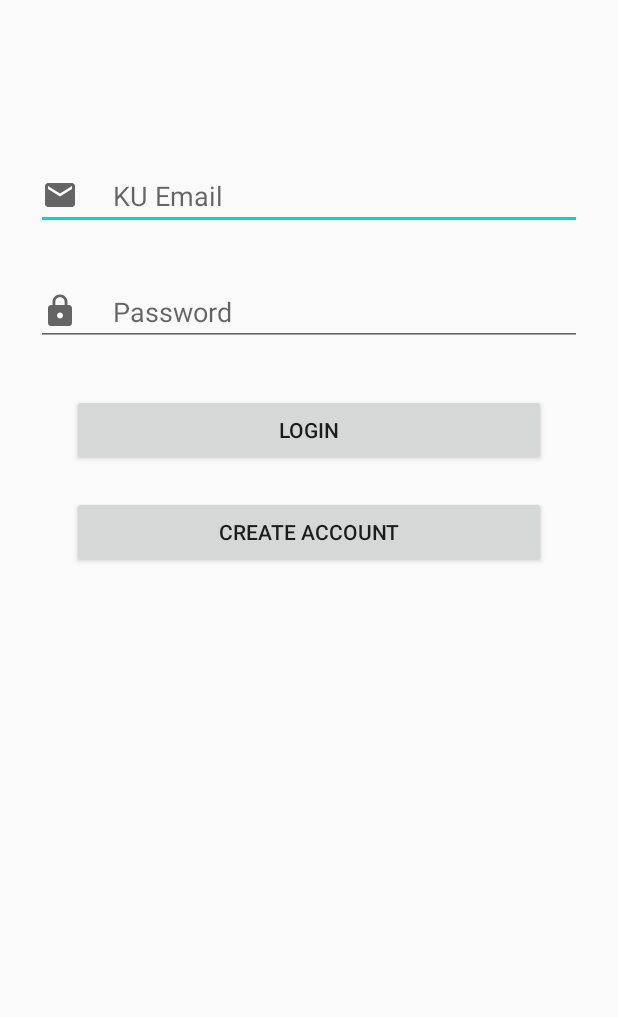
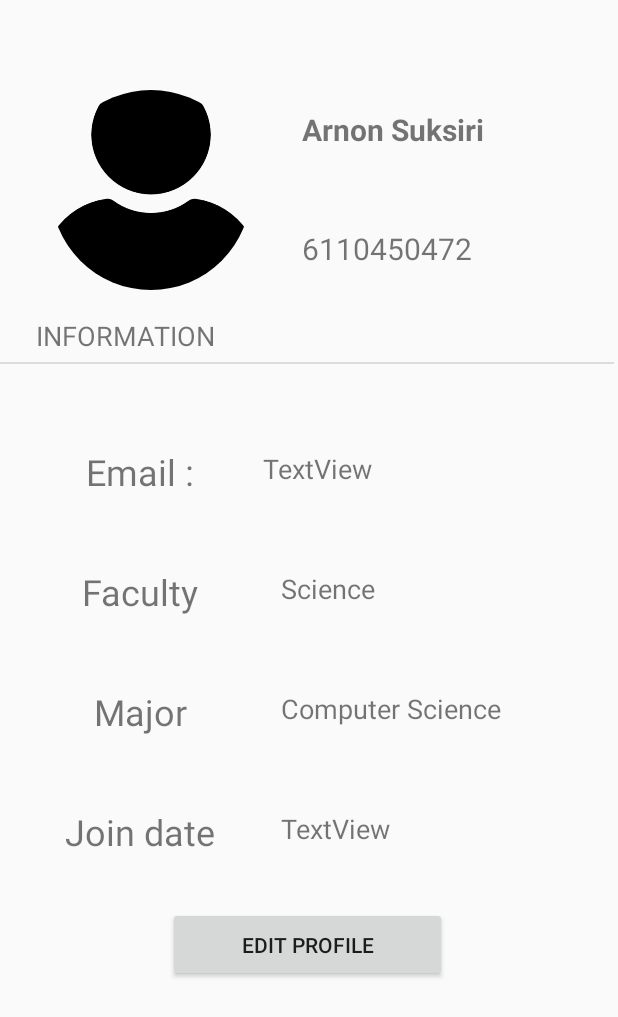
Before and after one commit to onemoretwo/KU_Community, an Android app: the screen it shows after launch once a user with an empty profile is signed in (LoginActivity before the commit, ProfileActivity after it), after a tap on "My Profile", on a phone screen of 412 x 824 dp. Shown: the top 1017 px of the screen. Run offline under Robolectric (Android 15) with nearby library versions, the phone set to English and light mode, and no system bars; our stand-ins replace CircleImageView, Firebase (no records; nobody signed in at launch, a user with empty details on screens opened directly), Picasso; pictures from the network do not load; 1 statement that could not run was skipped; 2 other taps on this screen came first.

Commit message:
Show profile and Sidebar complete

```diff
--- a/app/build.gradle
+++ b/app/build.gradle
@@ -33,7 +33,10 @@ dependencies {
     implementation 'com.google.firebase:firebase-auth'
     implementation 'com.google.firebase:firebase-analytics'
     implementation 'com.google.firebase:firebase-database:19.5.0'
+    implementation 'com.google.firebase:firebase-storage'
     implementation 'com.github.f0ris.sweetalert:library:1.5.6'
+    implementation 'de.hdodenhof:circleimageview:3.1.0'
+    implementation 'com.squareup.picasso:picasso:2.71828'
     testImplementation 'junit:junit:4.12'
     androidTestImplementation 'androidx.test.ext:junit:1.1.2'
     androidTestImplementation 'androidx.test.espresso:espresso-core:3.3.0'
--- a/app/src/main/AndroidManifest.xml
+++ b/app/src/main/AndroidManifest.xml
@@ -1,6 +1,8 @@
 <?xml version="1.0" encoding="utf-8"?>
 <manifest xmlns:android="http://schemas.android.com/apk/res/android"
     package="th.ac.ku.ku_community">
+
+    <uses-permission android:name="android.permission.INTERNET" />
 
     <application
         android:allowBackup="true"
@@ -9,7 +11,9 @@
         android:roundIcon="@mipmap/ic_launcher_round"
         android:supportsRtl="true"
         android:theme="@style/AppTheme">
-        <activity android:name=".Activity.RegisterActivity"></activity>
+        <activity android:name=".Activity.EditProfileActivity"></activity>
+        <activity android:name=".Activity.ProfileActivity" />
+        <activity android:name=".Activity.RegisterActivity" />
         <activity android:name=".Activity.LoginActivity" />
         <activity android:name=".Activity.MainActivity">
             <intent-filter>
--- /dev/null
+++ b/app/src/main/java/th/ac/ku/ku_community/Activity/EditProfileActivity.java
@@ -0,0 +1,16 @@
+package th.ac.ku.ku_community.Activity;
+
+import androidx.appcompat.app.AppCompatActivity;
+
+import android.os.Bundle;
+
+import th.ac.ku.ku_community.R;
+
+public class EditProfileActivity extends AppCompatActivity {
+
+    @Override
+    protected void onCreate(Bundle savedInstanceState) {
+        super.onCreate(savedInstanceState);
+        setContentView(R.layout.activity_edit_profile);
+    }
+}
--- a/app/src/main/java/th/ac/ku/ku_community/Activity/MainActivity.java
+++ b/app/src/main/java/th/ac/ku/ku_community/Activity/MainActivity.java
@@ -20,7 +20,11 @@ import com.google.firebase.database.DatabaseError;
 import com.google.firebase.database.DatabaseReference;
 import com.google.firebase.database.FirebaseDatabase;
 import com.google.firebase.database.ValueEventListener;
+import com.squareup.picasso.Callback;
+import com.squareup.picasso.Picasso;
 
+import de.hdodenhof.circleimageview.CircleImageView;
+import th.ac.ku.ku_community.Activity.Model.User;
 import th.ac.ku.ku_community.R;
 
 
@@ -28,10 +32,13 @@ public class MainActivity extends AppCompatActivity {
 
     FirebaseAuth mAuth;
 
+    DatabaseReference userDB;
+
     private NavigationView navigationView;
     private DrawerLayout drawerLayout;
     private ActionBarDrawerToggle mToggle;
     private Toolbar mToolbar;
+    private CircleImageView navProfileImage;
 
     @Override
     protected void onCreate(Bundle savedInstanceState) {
@@ -40,14 +47,20 @@ public class MainActivity extends AppCompatActivity {
 
         mAuth = FirebaseAuth.getInstance();
 
+        userDB = FirebaseDatabase.getInstance().getReference("users");
+
         mToolbar = findViewById(R.id.nav_action);
+        mToolbar.setTitle("APP FEED");
         setSupportActionBar(mToolbar);
         drawerLayout = findViewById(R.id.drawerLayout);
         mToggle = new ActionBarDrawerToggle(this, drawerLayout, R.string.open, R.string.close);
         drawerLayout.addDrawerListener(mToggle);
         mToggle.syncState();
+        getSupportActionBar().setDisplayHomeAsUpEnabled(true);
         navigationView = findViewById(R.id.navigation_view);
-        getSupportActionBar().setDisplayHomeAsUpEnabled(true);
+
+        View navView = navigationView.inflateHeaderView(R.layout.navigation_header);
+        navProfileImage = navView.findViewById(R.id.navProfileImage);
 
         navigationView.setNavigationItemSelectedListener(new NavigationView.OnNavigationItemSelectedListener() {
             @Override
@@ -69,25 +82,18 @@ public class MainActivity extends AppCompatActivity {
             }
         });
 
-        // Write a message to the database
-        FirebaseDatabase database = FirebaseDatabase.getInstance();
-        DatabaseReference myRef = database.getReference("message");
-
-        myRef.setValue("Hello, Java!");
-        // Read from the database
-        myRef.addValueEventListener(new ValueEventListener() {
+        userDB.child(mAuth.getCurrentUser().getUid()).addValueEventListener(new ValueEventListener() {
             @Override
-            public void onDataChange(DataSnapshot dataSnapshot) {
-                // This method is called once with the initial value and again
-                // whenever data at this location is updated.
-                String value = dataSnapshot.getValue(String.class);
-                Log.d("ii", "Value is: " + value);
+            public void onDataChange(@NonNull DataSnapshot snapshot) {
+                User user = snapshot.getValue(User.class);
+                if (user.getImg() != null){
+                    Picasso.get().load("http://i.imgur.com/DvpvklR.png").placeholder(R.drawable.profile).error(R.drawable.profile).into(navProfileImage);
+                }
             }
 
             @Override
-            public void onCancelled(DatabaseError error) {
-                // Failed to read value
-                Log.w("ii", "Failed to read value.", error.toException());
+            public void onCancelled(@NonNull DatabaseError error) {
+
             }
         });
     }
@@ -124,7 +130,7 @@ public class MainActivity extends AppCompatActivity {
     }
 
     private void goToProfileActivity(){
-        Intent intent = new Intent(MainActivity.this, LoginActivity.class);
+        Intent intent = new Intent(MainActivity.this, ProfileActivity.class);
         startActivity(intent);
     }
 
--- a/app/src/main/java/th/ac/ku/ku_community/Model/Post.java
+++ b/app/src/main/java/th/ac/ku/ku_community/Activity/Model/Comment.java
@@ -1,16 +1,15 @@
-package th.ac.ku.ku_community.Model;
+package th.ac.ku.ku_community.Activity.Model;
 
-public class Post {
+public class Comment {
 //    private String id;
     private String detail;
-    private String img;
     private String created_at;
 
-    public Post(){}
+    public Comment() {
+    }
 
-    public Post(String detail, String img, String created_at) {
+    public Comment(String detail, String created_at) {
         this.detail = detail;
-        this.img = img;
         this.created_at = created_at;
     }
 
@@ -18,10 +17,6 @@ public class Post {
         return detail;
     }
 
-    public String getImg() {
-        return img;
-    }
-
     public String getCreated_at() {
         return created_at;
     }
--- a/app/src/main/java/th/ac/ku/ku_community/Model/Comment.java
+++ b/app/src/main/java/th/ac/ku/ku_community/Activity/Model/Post.java
@@ -1,15 +1,16 @@
-package th.ac.ku.ku_community.Model;
+package th.ac.ku.ku_community.Activity.Model;
 
-public class Comment {
+public class Post {
 //    private String id;
     private String detail;
+    private String img;
     private String created_at;
 
-    public Comment() {
-    }
+    public Post(){}
 
-    public Comment(String detail, String created_at) {
+    public Post(String detail, String img, String created_at) {
         this.detail = detail;
+        this.img = img;
         this.created_at = created_at;
     }
 
@@ -17,6 +18,10 @@ public class Comment {
         return detail;
     }
 
+    public String getImg() {
+        return img;
+    }
+
     public String getCreated_at() {
         return created_at;
     }
--- a/app/src/main/java/th/ac/ku/ku_community/Model/User.java
+++ b/app/src/main/java/th/ac/ku/ku_community/Activity/Model/User.java
@@ -1,10 +1,9 @@
-package th.ac.ku.ku_community.Model;
+package th.ac.ku.ku_community.Activity.Model;
 
 public class User {
     private String id;
     private String name;
     private String email;
-    private String password;
     private String faculty;
     private String major;
     private String img;
@@ -12,11 +11,10 @@ public class User {
 
     public User(){}
 
-    public User(String id, String name, String email, String password, String faculty, String major, String img, String created_at) {
+    public User(String id, String name, String email, String faculty, String major, String img, String created_at) {
         this.id = id;
         this.name = name;
         this.email = email;
-        this.password = password;
         this.faculty = faculty;
         this.major = major;
         this.img = img;
@@ -35,10 +33,6 @@ public class User {
         return email;
     }
 
-    public String getPassword() {
-        return password;
-    }
-
     public String getFaculty() {
         return faculty;
     }
--- /dev/null
+++ b/app/src/main/java/th/ac/ku/ku_community/Activity/ProfileActivity.java
@@ -0,0 +1,88 @@
+package th.ac.ku.ku_community.Activity;
+
+import androidx.annotation.NonNull;
+import androidx.appcompat.app.AppCompatActivity;
+
+import android.content.Intent;
+import android.os.Bundle;
+import android.util.Log;
+import android.view.View;
+import android.widget.TextView;
+
+import com.google.firebase.auth.FirebaseAuth;
+import com.google.firebase.database.DataSnapshot;
+import com.google.firebase.database.DatabaseError;
+import com.google.firebase.database.DatabaseReference;
+import com.google.firebase.database.FirebaseDatabase;
+import com.google.firebase.database.ValueEventListener;
+import com.squareup.picasso.Picasso;
+
+import java.text.ParseException;
+import java.text.SimpleDateFormat;
+import java.util.Calendar;
+import java.util.Date;
+
+import de.hdodenhof.circleimageview.CircleImageView;
+import th.ac.ku.ku_community.Activity.Model.User;
+import th.ac.ku.ku_community.R;
+
+public class ProfileActivity extends AppCompatActivity {
+
+    FirebaseAuth mAuth;
+
+    DatabaseReference userDB;
+
+    private CircleImageView profileImage;
+    private TextView profileName, profileId, profileEmail, profileFaculty, profileMajor, profileCreatedAt;
+
+    @Override
+    protected void onCreate(Bundle savedInstanceState) {
+        super.onCreate(savedInstanceState);
+        setContentView(R.layout.activity_profile);
+
+        mAuth = FirebaseAuth.getInstance();
+        userDB = FirebaseDatabase.getInstance().getReference("users");
+
+        profileImage = findViewById(R.id.profileImage);
+        profileName = findViewById(R.id.profileName);
+        profileId = findViewById(R.id.profileId);
+        profileEmail = findViewById(R.id.profileEmail);
+        profileFaculty = findViewById(R.id.profileFaculty);
+        profileMajor = findViewById(R.id.profileMajor);
+        profileCreatedAt = findViewById(R.id.profileCreatedAt);
+
+        userDB.child(mAuth.getCurrentUser().getUid()).addValueEventListener(new ValueEventListener() {
+            @Override
+            public void onDataChange(@NonNull DataSnapshot snapshot) {
+                User user = snapshot.getValue(User.class);
+                if (user != null){
+                    if (user.getImg() != null){
+                        Picasso.get().load("http://i.imgur.com/DvpvklR.png").placeholder(R.drawable.profile).error(R.drawable.profile).into(profileImage);
+                    }
+                    if (user.getName() == null){
+                        profileName.setText("?");
+                    }
+                    profileId.setText(user.getId());
+                    profileEmail.setText(user.getEmail());
+                    if (user.getFaculty() == null){
+                        profileFaculty.setText("-");
+                    }
+                    if (user.getMajor() == null){
+                        profileMajor.setText("-");
+                    }
+//                    profileCreatedAt.setText();
+                }
+            }
+
+            @Override
+            public void onCancelled(@NonNull DatabaseError error) {
+
+            }
+        });
+    }
+
+    public void handleEditProfileBtn(View view){
+        Intent intent = new Intent(ProfileActivity.this, EditProfileActivity.class);
+        startActivity(intent);
+    }
+}
--- a/app/src/main/java/th/ac/ku/ku_community/Activity/RegisterActivity.java
+++ b/app/src/main/java/th/ac/ku/ku_community/Activity/RegisterActivity.java
@@ -14,14 +14,20 @@ import com.google.android.gms.tasks.OnCompleteListener;
 import com.google.android.gms.tasks.Task;
 import com.google.firebase.auth.AuthResult;
 import com.google.firebase.auth.FirebaseAuth;
-import com.google.firebase.auth.FirebaseUser;
+import com.google.firebase.database.DatabaseReference;
+import com.google.firebase.database.FirebaseDatabase;
+
+import java.util.Calendar;
 
 import cn.pedant.SweetAlert.SweetAlertDialog;
+import th.ac.ku.ku_community.Activity.Model.User;
 import th.ac.ku.ku_community.R;
 
 public class RegisterActivity extends AppCompatActivity {
 
     private FirebaseAuth mAuth;
+
+    private DatabaseReference userDB;
 
     private EditText registerEmailField, registerIdField, registerPasswordField, registerConfirmPasswordField;
 
@@ -32,6 +38,8 @@ public class RegisterActivity extends AppCompatActivity {
 
         mAuth = FirebaseAuth.getInstance();
 
+        userDB = FirebaseDatabase.getInstance().getReference("users");
+
         registerEmailField = findViewById(R.id.registerEmailField);
         registerIdField = findViewById(R.id.registerIdField);
         registerPasswordField = findViewById(R.id.registerPasswordField);
@@ -40,8 +48,8 @@ public class RegisterActivity extends AppCompatActivity {
 
     public void handleRegisterSubmitBtn(View view) {
 
-        String email = registerEmailField.getText().toString().trim();
-        String id = registerIdField.getText().toString().trim();
+        final String email = registerEmailField.getText().toString().trim();
+        final String id = registerIdField.getText().toString().trim();
         String password = registerPasswordField.getText().toString().trim();
         String confirmPassword = registerConfirmPasswordField.getText().toString().trim();
 
@@ -65,6 +73,9 @@ public class RegisterActivity extends AppCompatActivity {
                     public void onComplete(@NonNull Task<AuthResult> task) {
                         if (task.isSuccessful()) {
                             // Sign in success, update UI with the signed-in user's information
+                            User registeredUser = new User(id, null, email, null, null, null, Calendar.getInstance().getTime().toString());
+
+                            userDB.child(mAuth.getCurrentUser().getUid()).setValue(registeredUser);
                             // go to home
                             pDialog.dismiss();
                             goToHome();
--- /dev/null
+++ b/app/src/main/res/layout/activity_edit_profile.xml
@@ -0,0 +1,9 @@
+<?xml version="1.0" encoding="utf-8"?>
+<androidx.constraintlayout.widget.ConstraintLayout xmlns:android="http://schemas.android.com/apk/res/android"
+    xmlns:app="http://schemas.android.com/apk/res-auto"
+    xmlns:tools="http://schemas.android.com/tools"
+    android:layout_width="match_parent"
+    android:layout_height="match_parent"
+    tools:context=".Activity.EditProfileActivity">
+
+</androidx.constraintlayout.widget.ConstraintLayout>
--- a/app/src/main/res/layout/activity_main.xml
+++ b/app/src/main/res/layout/activity_main.xml
@@ -26,7 +26,6 @@
         android:layout_width="wrap_content"
         android:layout_height="match_parent"
         android:layout_gravity="start"
-        app:headerLayout="@layout/navigation_header"
         app:menu="@menu/navigation_menu" />
 
 </androidx.drawerlayout.widget.DrawerLayout>
--- /dev/null
+++ b/app/src/main/res/layout/activity_profile.xml
@@ -0,0 +1,192 @@
+<?xml version="1.0" encoding="utf-8"?>
+<androidx.constraintlayout.widget.ConstraintLayout xmlns:android="http://schemas.android.com/apk/res/android"
+    xmlns:app="http://schemas.android.com/apk/res-auto"
+    xmlns:tools="http://schemas.android.com/tools"
+    android:layout_width="match_parent"
+    android:layout_height="match_parent"
+    tools:context=".Activity.ProfileActivity">
+
+    <de.hdodenhof.circleimageview.CircleImageView
+        android:id="@+id/profileImage"
+        android:layout_width="153dp"
+        android:layout_height="133dp"
+        android:layout_centerHorizontal="true"
+        android:layout_centerVertical="true"
+        android:layout_marginStart="24dp"
+        android:layout_marginLeft="24dp"
+        android:layout_marginTop="60dp"
+        android:src="@drawable/profile"
+        app:layout_constraintStart_toStartOf="parent"
+        app:layout_constraintTop_toTopOf="parent" />
+
+    <TextView
+        android:id="@+id/textView9"
+        android:layout_width="139dp"
+        android:layout_height="44dp"
+        android:layout_marginTop="36dp"
+        android:gravity="center"
+        android:text="Join date"
+        android:textSize="24sp"
+        app:layout_constraintEnd_toEndOf="@+id/textView8"
+        app:layout_constraintStart_toStartOf="@+id/textView8"
+        app:layout_constraintTop_toBottomOf="@+id/textView8" />
+
+    <TextView
+        android:id="@+id/textView7"
+        android:layout_width="139dp"
+        android:layout_height="44dp"
+        android:layout_marginTop="36dp"
+        android:gravity="center"
+        android:text="Faculty"
+        android:textSize="24sp"
+        app:layout_constraintEnd_toEndOf="@+id/textView5"
+        app:layout_constraintStart_toStartOf="@+id/textView5"
+        app:layout_constraintTop_toBottomOf="@+id/textView5" />
+
+    <TextView
+        android:id="@+id/textView8"
+        android:layout_width="139dp"
+        android:layout_height="44dp"
+        android:layout_marginTop="36dp"
+        android:gravity="center"
+        android:text="Major"
+        android:textSize="24sp"
+        app:layout_constraintEnd_toEndOf="@+id/textView7"
+        app:layout_constraintStart_toStartOf="@+id/textView7"
+        app:layout_constraintTop_toBottomOf="@+id/textView7" />
+
+    <TextView
+        android:id="@+id/profileName"
+        android:layout_width="0dp"
+        android:layout_height="53dp"
+        android:layout_marginStart="24dp"
+        android:layout_marginLeft="24dp"
+        android:layout_marginEnd="24dp"
+        android:layout_marginRight="24dp"
+        android:gravity="center_vertical"
+        android:text="Arnon Suksiri"
+        android:textIsSelectable="false"
+        android:textSize="20sp"
+        android:textStyle="bold"
+        app:layout_constraintEnd_toEndOf="parent"
+        app:layout_constraintStart_toEndOf="@+id/profileImage"
+        app:layout_constraintTop_toTopOf="@+id/profileImage" />
+
+    <TextView
+        android:id="@+id/profileId"
+        android:layout_width="0dp"
+        android:layout_height="55dp"
+        android:gravity="center_vertical"
+        android:text="6110450472"
+        android:textSize="20sp"
+        app:layout_constraintBottom_toBottomOf="@+id/profileImage"
+        app:layout_constraintEnd_toEndOf="@+id/profileName"
+        app:layout_constraintHorizontal_bias="0.0"
+        app:layout_constraintStart_toStartOf="@+id/profileName" />
+
+    <View
+        android:id="@+id/divider"
+        android:layout_width="409dp"
+        android:layout_height="1dp"
+        android:layout_marginTop="48dp"
+        android:background="?android:attr/listDivider"
+        app:layout_constraintTop_toBottomOf="@+id/profileImage"
+        tools:layout_editor_absoluteX="1dp" />
+
+    <TextView
+        android:id="@+id/textView4"
+        android:layout_width="150dp"
+        android:layout_height="30dp"
+        android:layout_marginStart="24dp"
+        android:layout_marginLeft="24dp"
+        android:text="INFORMATION"
+        android:textSize="18sp"
+        app:layout_constraintBottom_toTopOf="@+id/divider"
+        app:layout_constraintStart_toStartOf="parent"
+        app:layout_constraintTop_toBottomOf="@+id/profileImage"
+        app:layout_constraintVertical_bias="1.0" />
+
+    <TextView
+        android:id="@+id/textView5"
+        android:layout_width="139dp"
+        android:layout_height="44dp"
+        android:layout_marginStart="24dp"
+        android:layout_marginLeft="24dp"
+        android:layout_marginTop="50dp"
+        android:gravity="center"
+        android:text="Email :"
+        android:textSize="24sp"
+        app:layout_constraintStart_toStartOf="parent"
+        app:layout_constraintTop_toBottomOf="@+id/divider" />
+
+    <Button
+        android:id="@+id/button5"
+        android:layout_width="186dp"
+        android:layout_height="50dp"
+        android:layout_marginStart="88dp"
+        android:layout_marginLeft="88dp"
+        android:layout_marginTop="28dp"
+        android:onClick="handleEditProfileBtn"
+        android:text="Edit Profile"
+        app:layout_constraintStart_toStartOf="@+id/textView9"
+        app:layout_constraintTop_toBottomOf="@+id/textView9" />
+
+    <TextView
+        android:id="@+id/profileEmail"
+        android:layout_width="0dp"
+        android:layout_height="44dp"
+        android:layout_marginStart="12dp"
+        android:layout_marginLeft="12dp"
+        android:layout_marginTop="48dp"
+        android:layout_marginEnd="24dp"
+        android:layout_marginRight="24dp"
+        android:gravity="center_vertical"
+        android:text="TextView"
+        android:textSize="18sp"
+        app:layout_constraintEnd_toEndOf="parent"
+        app:layout_constraintHorizontal_bias="0.0"
+        app:layout_constraintStart_toEndOf="@+id/textView5"
+        app:layout_constraintTop_toBottomOf="@+id/divider" />
+
+    <TextView
+        android:id="@+id/profileFaculty"
+        android:layout_width="0dp"
+        android:layout_height="44dp"
+        android:layout_marginStart="24dp"
+        android:layout_marginLeft="24dp"
+        android:layout_marginTop="36dp"
+        android:gravity="center_vertical"
+        android:text="Science"
+        android:textSize="18sp"
+        app:layout_constraintEnd_toEndOf="@+id/profileEmail"
+        app:layout_constraintHorizontal_bias="0.0"
+        app:layout_constraintStart_toEndOf="@+id/textView7"
+        app:layout_constraintTop_toBottomOf="@+id/profileEmail" />
+
+    <TextView
+        android:id="@+id/profileMajor"
+        android:layout_width="0dp"
+        android:layout_height="44dp"
+        android:layout_marginTop="36dp"
+        android:gravity="center_vertical"
+        android:text="Computer Science"
+        android:textSize="18sp"
+        app:layout_constraintEnd_toEndOf="@+id/profileFaculty"
+        app:layout_constraintHorizontal_bias="1.0"
+        app:layout_constraintStart_toStartOf="@+id/profileFaculty"
+        app:layout_constraintTop_toBottomOf="@+id/profileFaculty" />
+
+    <TextView
+        android:id="@+id/profileCreatedAt"
+        android:layout_width="0dp"
+        android:layout_height="44dp"
+        android:layout_marginTop="36dp"
+        android:gravity="center_vertical"
+        android:text="TextView"
+        android:textSize="18sp"
+        app:layout_constraintEnd_toEndOf="@+id/profileMajor"
+        app:layout_constraintHorizontal_bias="0.0"
+        app:layout_constraintStart_toStartOf="@+id/profileMajor"
+        app:layout_constraintTop_toBottomOf="@+id/profileMajor" />
+
+</androidx.constraintlayout.widget.ConstraintLayout>
--- a/app/src/main/res/layout/navigation_header.xml
+++ b/app/src/main/res/layout/navigation_header.xml
@@ -1,18 +1,15 @@
 <?xml version="1.0" encoding="utf-8"?>
-<androidx.constraintlayout.widget.ConstraintLayout xmlns:android="http://schemas.android.com/apk/res/android"
-    xmlns:app="http://schemas.android.com/apk/res-auto"
-    xmlns:tools="http://schemas.android.com/tools"
+<RelativeLayout xmlns:android="http://schemas.android.com/apk/res/android"
     android:layout_width="match_parent"
     android:layout_height="200dp"
-    android:background="#B9000000">
+    android:background="#B9000000"
+    xmlns:app="http://schemas.android.com/apk/res-auto">
 
-    <ImageView
-        android:id="@+id/imageView2"
-        android:layout_width="145dp"
-        android:layout_height="144dp"
-        app:layout_constraintBottom_toBottomOf="parent"
-        app:layout_constraintEnd_toEndOf="parent"
-        app:layout_constraintStart_toStartOf="parent"
-        app:layout_constraintTop_toTopOf="parent"
-        tools:srcCompat="@tools:sample/avatars" />
-</androidx.constraintlayout.widget.ConstraintLayout>
+    <de.hdodenhof.circleimageview.CircleImageView
+        android:id="@+id/navProfileImage"
+        android:layout_width="100dp"
+        android:layout_height="100dp"
+        android:layout_centerHorizontal="true"
+        android:layout_centerVertical="true"
+        android:src="@drawable/profile" />
+</RelativeLayout>
```
Also changed, not shown: app/src/main/res/drawable/profile.png (added).
